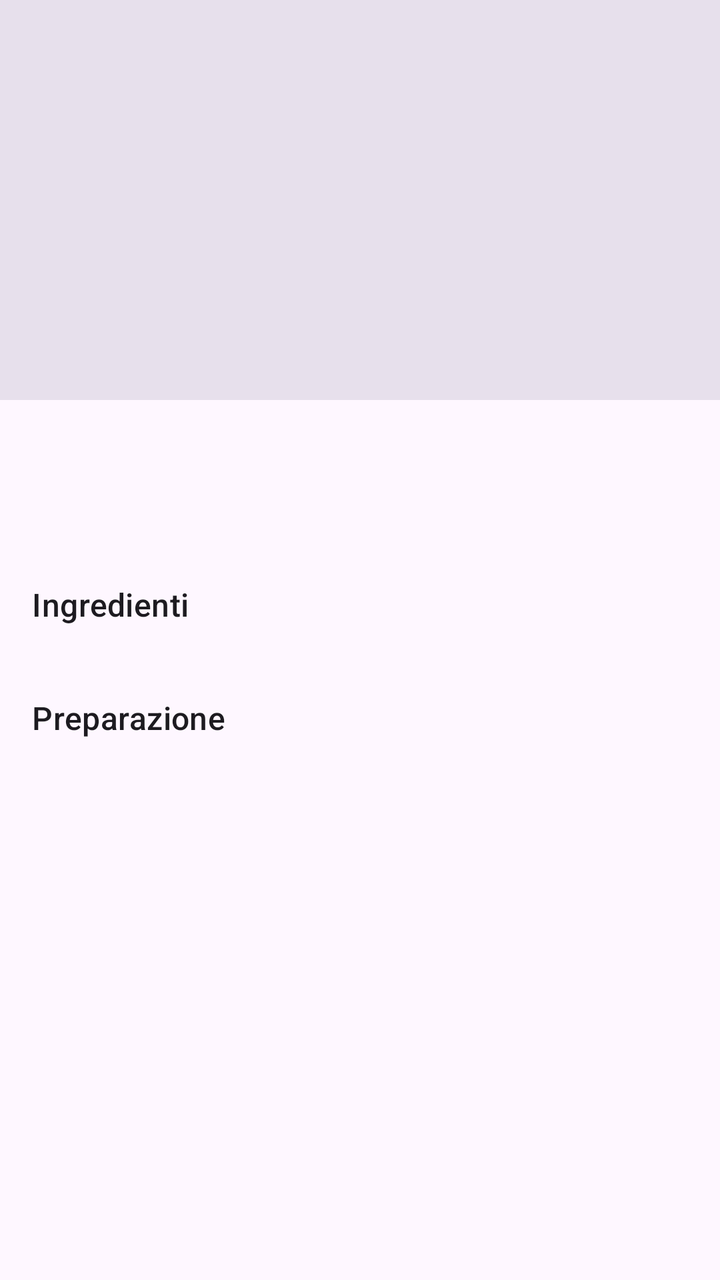
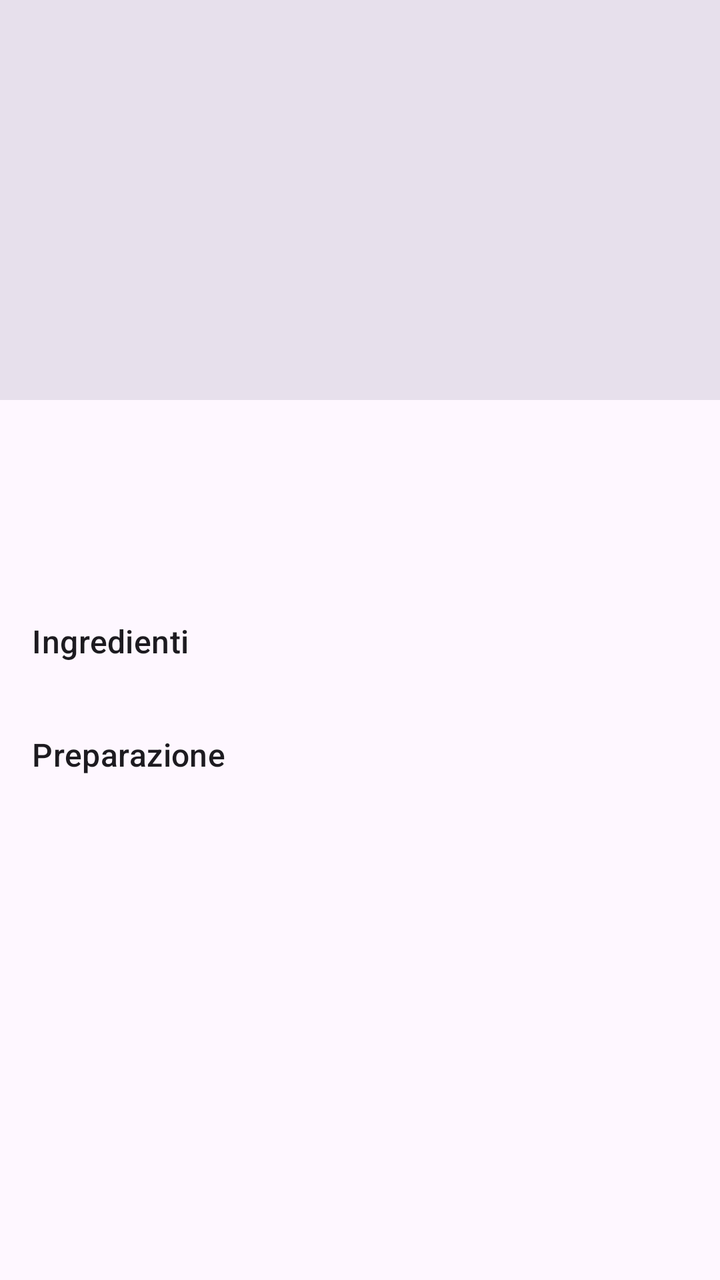

Two renders of the same Android screen: before a commit and after it. Below are the layout's source before the change and the commit's diff.
<!-- AndroidManifest.xml: application theme Theme.ESAMEMOBILE -->
<!-- res/layout/fragment_recipe_detail.xml -->
<?xml version="1.0" encoding="utf-8"?>
<ScrollView xmlns:android="http://schemas.android.com/apk/res/android"
    xmlns:app="http://schemas.android.com/apk/res-auto"
    android:layout_width="match_parent"
    android:layout_height="match_parent">

    <LinearLayout
        android:layout_width="match_parent"
        android:layout_height="wrap_content"
        android:orientation="vertical">

        <ImageView
            android:id="@+id/imageRecipe"
            android:layout_width="match_parent"
            android:layout_height="200dp"
            android:background="?attr/colorSurfaceVariant"
            android:contentDescription="@string/recipe_image"
            android:scaleType="centerCrop" />

        <ProgressBar
            android:id="@+id/progress"
            android:layout_width="wrap_content"
            android:layout_height="wrap_content"
            android:layout_gravity="center_horizontal"
            android:layout_marginTop="16dp"
            android:visibility="gone" />

        <LinearLayout
            android:layout_width="match_parent"
            android:layout_height="wrap_content"
            android:orientation="vertical"
            android:padding="16dp">

            <TextView
                android:id="@+id/textTitle"
                android:layout_width="match_parent"
                android:layout_height="wrap_content"
                android:textAppearance="?attr/textAppearanceHeadlineSmall" />

            <TextView
                android:id="@+id/textDescription"
                android:layout_width="match_parent"
                android:layout_height="wrap_content"
                android:layout_marginTop="8dp"
                android:textAppearance="?attr/textAppearanceBodyMedium" />

            <TextView
                android:layout_width="match_parent"
                android:layout_height="wrap_content"
                android:layout_marginTop="16dp"
                android:text="@string/ingredients"
                android:textAppearance="?attr/textAppearanceTitleMedium" />

            <TextView
                android:id="@+id/textIngredients"
                android:layout_width="match_parent"
                android:layout_height="wrap_content"
                android:textAppearance="?attr/textAppearanceBodyMedium" />

            <TextView
                android:layout_width="match_parent"
                android:layout_height="wrap_content"
                android:layout_marginTop="16dp"
                android:text="@string/steps"
                android:textAppearance="?attr/textAppearanceTitleMedium" />

            <TextView
                android:id="@+id/textSteps"
                android:layout_width="match_parent"
                android:layout_height="wrap_content"
                android:textAppearance="?attr/textAppearanceBodyMedium" />
        </LinearLayout>
    </LinearLayout>
</ScrollView>
<!-- resources referenced by this layout -->
<resources>
  <string name="ingredients">Ingredienti</string>
  <string name="recipe_image">Immagine ricetta</string>
  <string name="steps">Preparazione</string>
  <style name="Theme.ESAMEMOBILE" parent="Base.Theme.ESAMEMOBILE" />
  <style name="Base.Theme.ESAMEMOBILE" parent="Theme.Material3.DayNight.NoActionBar">
          
          
      </style>
</resources>

<!-- the commit's change to res/layout/fragment_recipe_detail.xml (unified diff, before → after) -->
@@ -38,6 +38,14 @@
                 android:textAppearance="?attr/textAppearanceHeadlineSmall" />
 
             <TextView
+                android:id="@+id/textAuthor"
+                android:layout_width="match_parent"
+                android:layout_height="wrap_content"
+                android:layout_marginTop="2dp"
+                android:textAppearance="?attr/textAppearanceBodySmall"
+                android:textColor="?attr/colorOnSurfaceVariant" />
+
+            <TextView
                 android:id="@+id/textDescription"
                 android:layout_width="match_parent"
                 android:layout_height="wrap_content"
